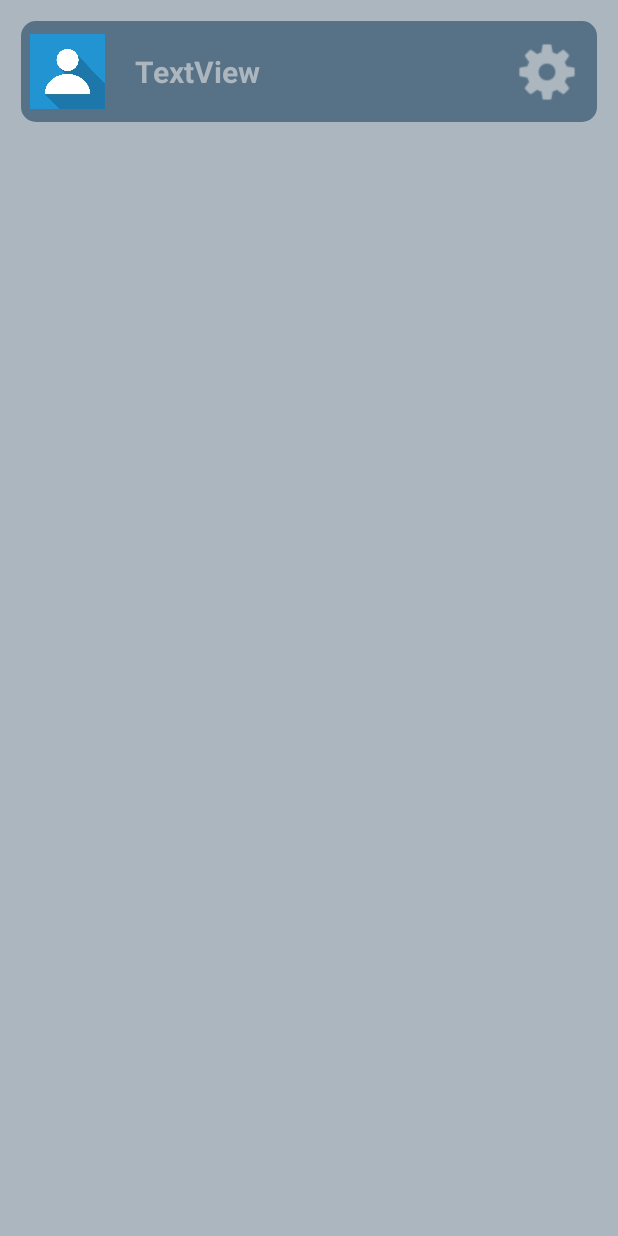
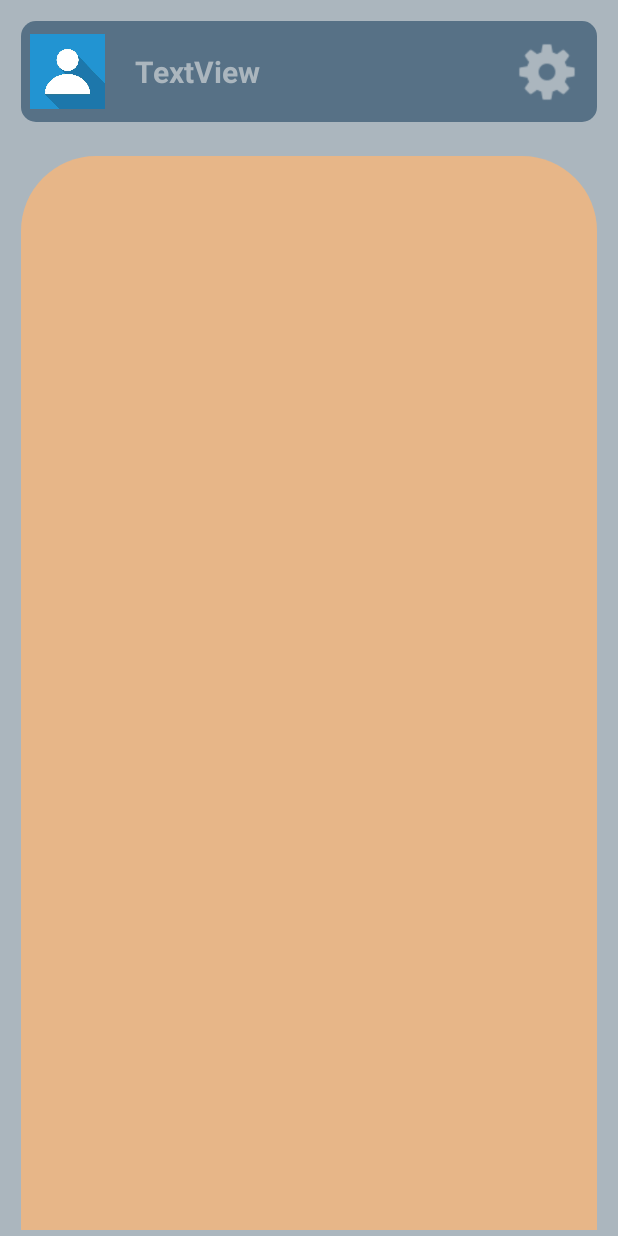
Before and after one commit to wolfsengel/Ping_Fct, an Android app: the MainActivity screen opened directly, with no data from a screen before it, on a phone screen of 412 x 824 dp. Run offline under Robolectric (Android 15) with nearby library versions, the phone set to English and light mode, and no system bars; our stand-ins replace Firebase (no records; nobody signed in at launch, a user with empty details on screens opened directly); 5 statements that could not run were skipped.

Commit message:
(*) Main Page

```diff
--- /dev/null
+++ b/app/src/main/res/drawable/recycler_bg.xml
@@ -0,0 +1,10 @@
+<?xml version="1.0" encoding="utf-8"?>
+<layer-list xmlns:android="http://schemas.android.com/apk/res/android">
+
+    <item android:top="4dp" android:bottom="4dp" android:left="4dp" android:right="4dp">
+        <shape android:shape="rectangle">
+            <corners android:topLeftRadius="50dp" android:topRightRadius="50dp"/>
+            <solid android:color="@color/dark_orange" />
+        </shape>
+    </item>
+</layer-list>
--- a/app/src/main/res/layout/activity_main.xml
+++ b/app/src/main/res/layout/activity_main.xml
@@ -6,6 +6,12 @@
     android:layout_height="match_parent"
     android:background="@color/light_blue"
     tools:context=".MainActivity">
+
+    <LinearLayout
+        android:id="@+id/linearLayout2"
+        android:layout_width="match_parent"
+        android:layout_height="match_parent"
+        android:orientation="vertical"></LinearLayout>
 
     <androidx.constraintlayout.widget.ConstraintLayout
         android:id="@+id/linearLayout"
@@ -28,10 +34,10 @@
             android:layout_height="50dp"
             android:layout_centerInParent="true"
             android:src="@drawable/default_profile_picture"
-            app:shapeAppearanceOverlay="@style/RoundedImage"
             app:layout_constraintBottom_toBottomOf="parent"
             app:layout_constraintStart_toStartOf="parent"
-            app:layout_constraintTop_toTopOf="parent"/>
+            app:layout_constraintTop_toTopOf="parent"
+            app:shapeAppearanceOverlay="@style/RoundedImage" />
 
         <TextView
             android:id="@+id/username"
@@ -48,7 +54,7 @@
             app:layout_constraintTop_toTopOf="@+id/userpicture" />
 
         <ImageView
-            android:id="@+id/imageView5"
+            android:id="@+id/settingsBtn"
             android:layout_width="40dp"
             android:layout_height="40dp"
             android:layout_marginEnd="7dp"
@@ -60,12 +66,25 @@
 
     </androidx.constraintlayout.widget.ConstraintLayout>
 
-    <androidx.recyclerview.widget.RecyclerView
+    <LinearLayout
         android:layout_width="match_parent"
-        android:layout_height="wrap_content"
-        android:layout_marginTop="20dp"
+        android:layout_height="match_parent"
+        android:layout_marginStart="10dp"
+        android:layout_marginEnd="10dp"
+        android:orientation="vertical"
+        android:paddingTop="80dp"
+        app:layout_constraintBottom_toBottomOf="parent"
         app:layout_constraintEnd_toEndOf="parent"
         app:layout_constraintStart_toStartOf="parent"
-        app:layout_constraintTop_toBottomOf="@+id/linearLayout" />
+        app:layout_constraintTop_toBottomOf="@+id/linearLayout">
+
+        <androidx.recyclerview.widget.RecyclerView
+            android:id="@+id/ContactsRecycler"
+            android:layout_width="match_parent"
+            android:layout_height="match_parent"
+            android:layout_marginTop="20dp"
+            android:background="@drawable/recycler_bg"
+            android:padding="25dp" />
+    </LinearLayout>
 
 </androidx.constraintlayout.widget.ConstraintLayout>
```
